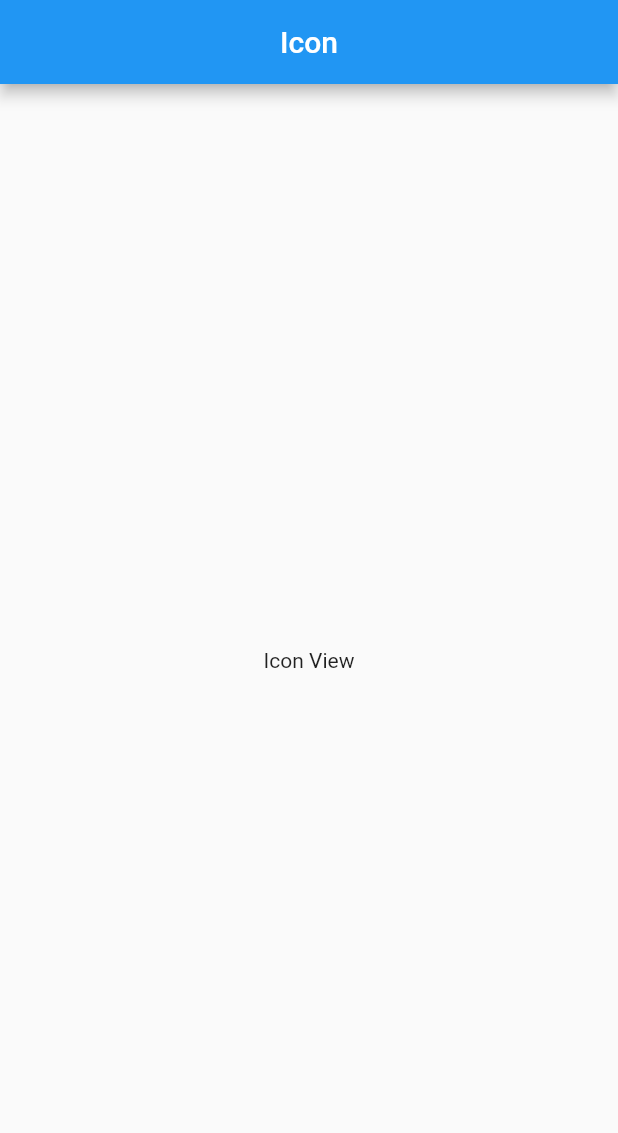
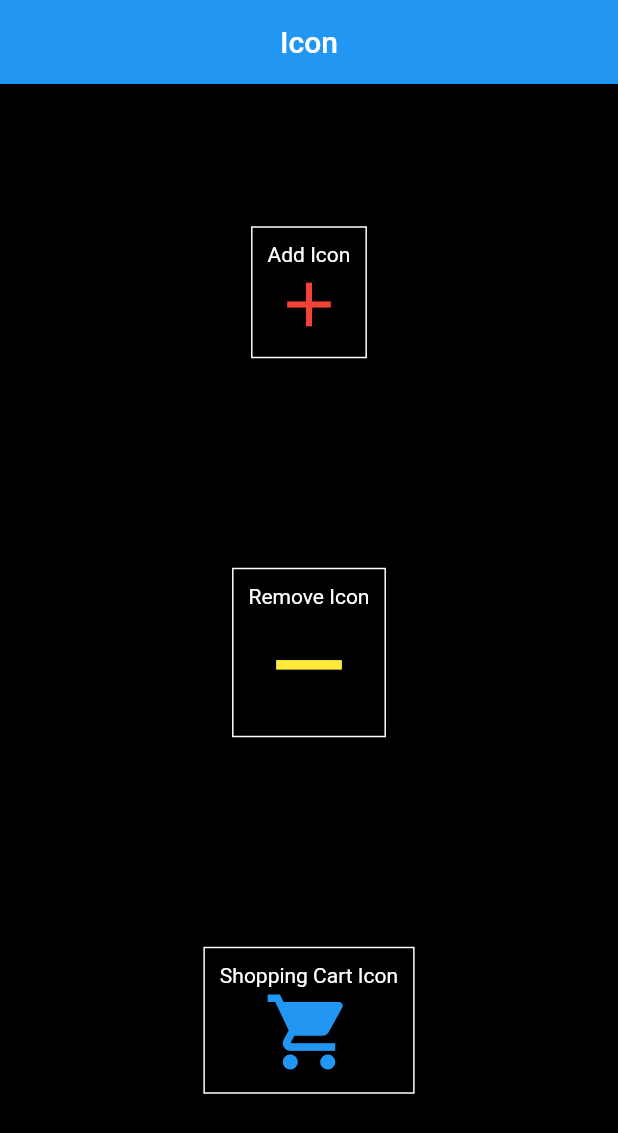
Before and after one commit to jugalw13/Flutter-Widget-Learner, a Flutter app: the IconView screen opened directly, on a phone screen of 412 x 824 dp. Shown: the top 1133 px of the screen. Run offline on Flutter 3.47's test engine with Material 2 defaults, Android fonts, the phone set to English and light mode, and no system bars.

Commit message:
icon view

```diff
--- a/lib/views/basic_views/icon_views/icon_view.dart
+++ b/lib/views/basic_views/icon_views/icon_view.dart
@@ -7,7 +7,59 @@ class IconView extends StatelessWidget {
     return CustomScaffold(
       title: 'Icon',
       body: Center(
-        child: Text('Icon View'),
+        child: Container(
+          color: Colors.black,
+          padding: EdgeInsets.all(25),
+          child: Column(
+            mainAxisAlignment: MainAxisAlignment.spaceAround,
+            children: <Widget>[
+              buildContainer(
+                'Add Icon',
+                Icon(
+                  Icons.add,
+                  size: 50,
+                  color: Colors.red,
+                ),
+              ),
+              buildContainer(
+                'Remove Icon',
+                Icon(
+                  Icons.remove,
+                  size: 75,
+                  color: Colors.yellow,
+                ),
+              ),
+              buildContainer(
+                'Shopping Cart Icon',
+                Icon(
+                  Icons.shopping_cart,
+                  size: 60,
+                  color: Colors.blue,
+                ),
+              ),
+            ],
+          ),
+        ),
+      ),
+    );
+  }
+
+  Widget buildContainer(String title, Icon icon) {
+    return Center(
+      child: Container(
+        padding: EdgeInsets.all(10),
+        decoration: BoxDecoration(
+          border: Border.all(color: Colors.white),
+        ),
+        child: Column(
+          children: <Widget>[
+            Text(
+              title,
+              style: TextStyle(color: Colors.white),
+            ),
+            icon,
+          ],
+        ),
       ),
     );
   }
```
Also changed, not shown: lib/views/basic_views/column_views/column_view.dart (+9 -0 lines), lib/views/basic_views/column_views/column_with_row_view.dart (added, +60 -0 lines), lib/views/basic_views/row_views/row_view.dart (+9 -0 lines), lib/views/basic_views/row_views/row_with_column_view.dart (added, +60 -0 lines).
